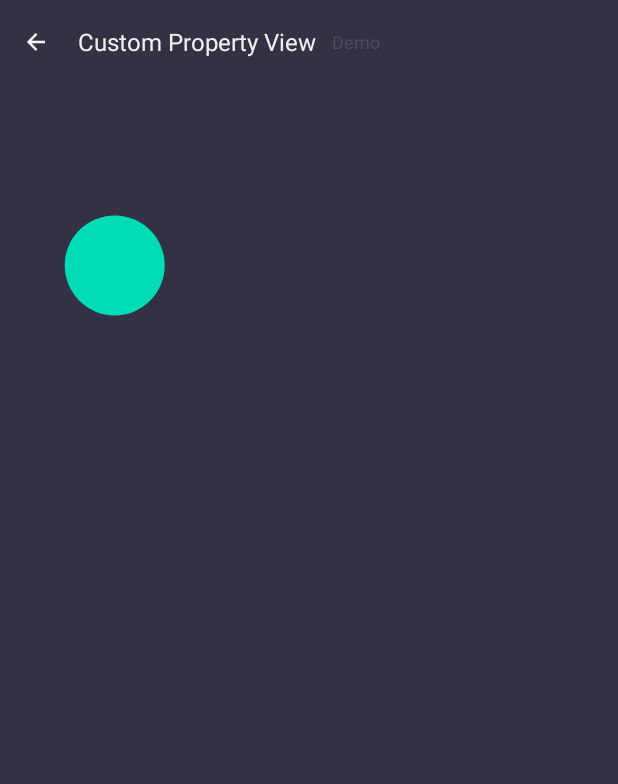
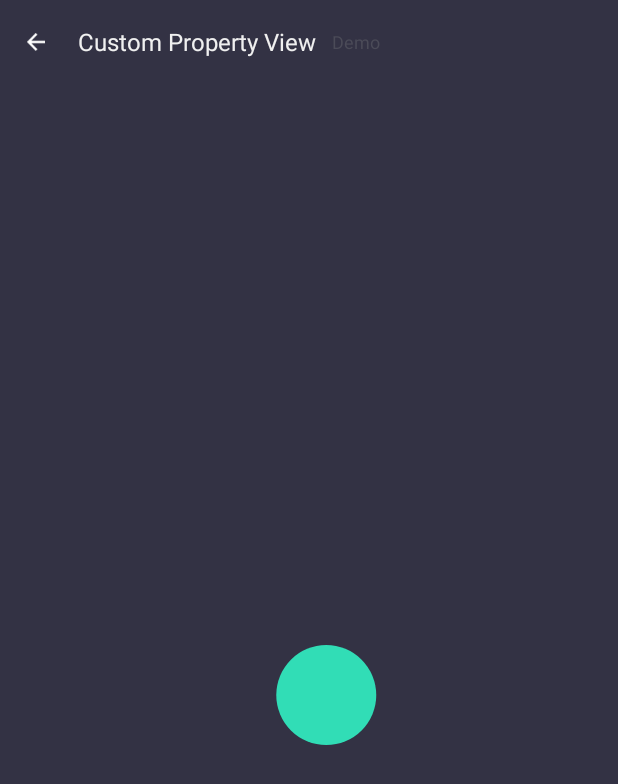
Before and after one commit to leitana/CustomView, an Android app: the PropertyViewAnimation screen opened directly, with no data from a screen before it, on a phone screen of 412 x 824 dp. Shown: the top 784 px of the screen. Run offline under Robolectric (Android 15) with nearby library versions, the phone set to English and light mode, and no system bars; libraries missing offline, so code that uses them is left out: com.orhanobut.logger.

Commit message:
property animation

```diff
--- /dev/null
+++ b/app/src/main/java/custom/lx/com/customview/animation/ColorEvaluator.java
@@ -0,0 +1,95 @@
+package custom.lx.com.customview.animation;
+
+import android.animation.TypeEvaluator;
+
+/**
+ * Created by 11300 on 2017/8/28.
+ */
+
+public class ColorEvaluator implements TypeEvaluator{
+
+    private int mCurrentRed = -1;
+    private int mCurrentGreen = -1;
+    private int mCurrentBlue = -1;
+
+    @Override
+    public Object evaluate(float fraction, Object startValue, Object endValue) {
+        String startColor = (String) startValue;
+        String endColor = (String) endValue;
+        //字符串截取的方式将颜色分为RGB三个部分
+        int startRed = Integer.parseInt(startColor.substring(1,3), 16);
+        int startGreen = Integer.parseInt(startColor.substring(3,5), 16);
+        int startBlue = Integer.parseInt(startColor.substring(5,7), 16);
+        int endRed = Integer.parseInt(endColor.substring(1,3), 16);
+        int endGreen = Integer.parseInt(endColor.substring(3,5), 16);
+        int endBlue = Integer.parseInt(endColor.substring(5,7), 16);
+
+        //初始化颜色值
+        if (mCurrentRed == -1) {
+            mCurrentRed = startRed;
+        }
+        if (mCurrentGreen == -1) {
+            mCurrentGreen = startGreen;
+        }
+        if (mCurrentBlue == -1) {
+            mCurrentBlue = startBlue;
+        }
+
+        int redDiff = Math.abs(startRed - endRed);
+        int greenDiff = Math.abs(startGreen - endGreen);
+        int blueDiff = Math.abs(startBlue = endBlue);
+
+        int colorDiff = redDiff + greenDiff + blueDiff;
+
+        //先变红色再变绿色再变蓝色
+        if (mCurrentRed != endRed) {
+            mCurrentRed = getCurrentColor(startRed, endRed, colorDiff, 0, fraction);
+        } else if (mCurrentGreen != endGreen) {
+            mCurrentGreen = getCurrentColor(startGreen, endGreen, colorDiff, redDiff, fraction);
+        } else if (mCurrentBlue != endBlue) {
+            mCurrentBlue = getCurrentColor(startBlue, endBlue, colorDiff, redDiff + greenDiff, fraction);
+        }
+
+        String currentColor = "#" + getHexString(mCurrentRed)
+                + getHexString(mCurrentGreen) + getHexString(mCurrentBlue);
+
+        return currentColor;
+    }
+
+    /**
+     * 根据fraction值计算当前颜色
+     * @param startColor
+     * @param endColor
+     * @param colorDiff
+     * @param offSet 补偿
+     * @param fraction
+     * @return
+     */
+    private int getCurrentColor(int startColor, int endColor, int colorDiff,
+                                int offSet, float fraction) {
+        int currentColor;
+        if (startColor > endColor) {
+            currentColor = (int) (startColor - (fraction * colorDiff - offSet));
+            if (currentColor < endColor) {
+                currentColor = endColor;
+            }
+        } else {
+            currentColor = (int) (startColor + (fraction * colorDiff - offSet));
+            if (currentColor > endColor) {
+                currentColor = endColor;
+            }
+        }
+        return currentColor;
+    }
+
+    /**
+     * 将10进制颜色值转换成16进制。
+     */
+    private String getHexString(int value) {
+        String hexString = Integer.toHexString(value);
+        if (hexString.length() == 1) {
+            hexString = "0" + hexString;
+        }
+        return hexString;
+    }
+}
--- a/app/src/main/java/custom/lx/com/customview/animation/MyAnimView.java
+++ b/app/src/main/java/custom/lx/com/customview/animation/MyAnimView.java
@@ -1,12 +1,16 @@
 package custom.lx.com.customview.animation;
 
+import android.animation.AnimatorSet;
+import android.animation.ObjectAnimator;
 import android.animation.ValueAnimator;
 import android.content.Context;
 import android.graphics.Canvas;
+import android.graphics.Color;
 import android.graphics.Paint;
 import android.support.annotation.Nullable;
 import android.util.AttributeSet;
 import android.view.View;
+import android.view.animation.BounceInterpolator;
 
 import custom.lx.com.customview.R;
 
@@ -19,6 +23,18 @@ public class MyAnimView extends View{
 
     private Point currentPoint;
     private Paint mPaint;
+
+    private String color;
+
+    public String getColor() {
+        return color;
+    }
+
+    public void setColor(String color) {
+        this.color = color;
+        mPaint.setColor(Color.parseColor(color));
+        invalidate();
+    }
 
     public MyAnimView(Context context, @Nullable AttributeSet attrs) {
         super(context, attrs);
@@ -55,7 +71,13 @@ public class MyAnimView extends View{
                 invalidate();
             }
         });
-        anim.setDuration(5000);
-        anim.start();
+
+        ObjectAnimator anim2 = ObjectAnimator.ofObject(this, "color", new ColorEvaluator(),
+                "#00DDB6", "#3B4BBF");
+        AnimatorSet animatorSet = new AnimatorSet();
+        animatorSet.play(anim).with(anim2);
+        anim.setInterpolator(new BounceInterpolator());
+        animatorSet.setDuration(5000);
+        animatorSet.start();
     }
 }
--- a/app/src/main/java/custom/lx/com/customview/animation/PropertySimpleAnimationActivity.java
+++ b/app/src/main/java/custom/lx/com/customview/animation/PropertySimpleAnimationActivity.java
@@ -45,9 +45,11 @@ public class PropertySimpleAnimationActivity extends BaseActivity {
     public void onViewClicked(View view) {
         switch (view.getId()) {
             case R.id.bt_alpha:
-                ObjectAnimator alphaAnimator = ObjectAnimator.ofFloat(ivWheel, "alpha", 1f, 0f, 1f);
-                alphaAnimator.setDuration(5000);
-                alphaAnimator.start();
+//                ObjectAnimator alphaAnimator = ObjectAnimator.ofFloat(ivWheel, "alpha", 1f, 0f, 1f);
+//                alphaAnimator.setDuration(5000);
+//                alphaAnimator.start();
+
+                ivWheel.animate().alpha(0f).setDuration(2500);
                 break;
             case R.id.bt_scale:
                 ObjectAnimator scaleAnimator = ObjectAnimator.ofFloat(ivWheel, "scaleY", 1f, 3f, 1f);
```
